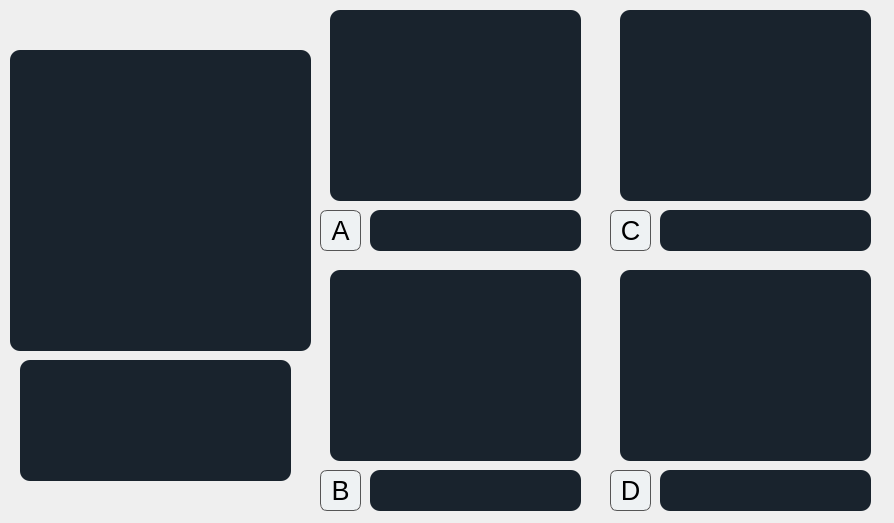
Old version of the form DISENOS/modRespMultiplesImagen100_d.ui in the repository ronihdzz/DisenadorPreguntas.
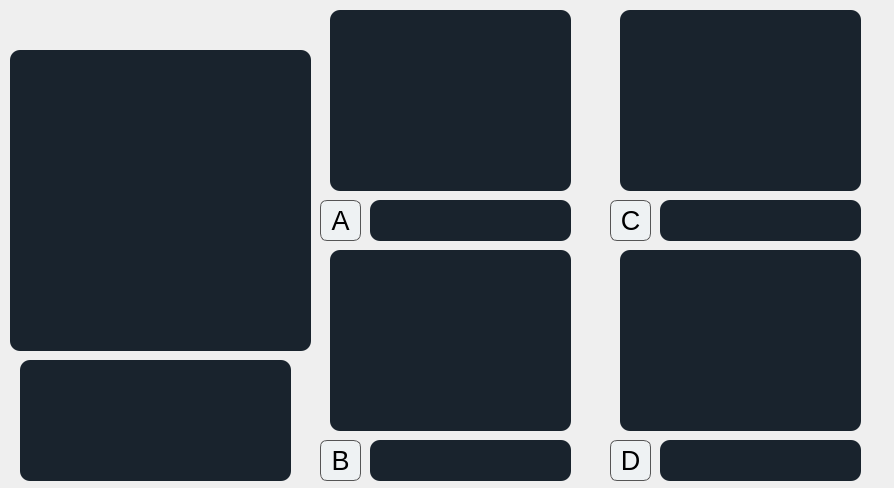
New version of the form.

```diff
--- a/DISENOS/modRespMultiplesImagen100_d.ui
+++ b/DISENOS/modRespMultiplesImagen100_d.ui
@@ -7,7 +7,7 @@
     <x>0</x>
     <y>0</y>
     <width>894</width>
-    <height>523</height>
+    <height>488</height>
    </rect>
   </property>
   <property name="windowTitle">
@@ -60,8 +60,8 @@
    <property name="geometry">
     <rect>
      <x>370</x>
-     <y>210</y>
-     <width>211</width>
+     <y>200</y>
+     <width>201</width>
      <height>41</height>
     </rect>
    </property>
@@ -80,7 +80,7 @@
    <property name="geometry">
     <rect>
      <x>320</x>
-     <y>210</y>
+     <y>200</y>
      <width>41</width>
      <height>41</height>
     </rect>
@@ -104,8 +104,8 @@
     <rect>
      <x>330</x>
      <y>10</y>
-     <width>251</width>
-     <height>191</height>
+     <width>241</width>
+     <height>181</height>
     </rect>
    </property>
    <property name="styleSheet">
@@ -127,8 +127,8 @@
     <rect>
      <x>620</x>
      <y>10</y>
-     <width>251</width>
-     <height>191</height>
+     <width>241</width>
+     <height>181</height>
     </rect>
    </property>
    <property name="styleSheet">
@@ -149,7 +149,7 @@
    <property name="geometry">
     <rect>
      <x>610</x>
-     <y>210</y>
+     <y>200</y>
      <width>41</width>
      <height>41</height>
     </rect>
@@ -172,8 +172,8 @@
    <property name="geometry">
     <rect>
      <x>660</x>
-     <y>210</y>
-     <width>211</width>
+     <y>200</y>
+     <width>201</width>
      <height>41</height>
     </rect>
    </property>
@@ -192,9 +192,9 @@
    <property name="geometry">
     <rect>
      <x>330</x>
-     <y>270</y>
-     <width>251</width>
-     <height>191</height>
+     <y>250</y>
+     <width>241</width>
+     <height>181</height>
     </rect>
    </property>
    <property name="styleSheet">
@@ -215,7 +215,7 @@
    <property name="geometry">
     <rect>
      <x>320</x>
-     <y>470</y>
+     <y>440</y>
      <width>41</width>
      <height>41</height>
     </rect>
@@ -238,8 +238,8 @@
    <property name="geometry">
     <rect>
      <x>370</x>
-     <y>470</y>
-     <width>211</width>
+     <y>440</y>
+     <width>201</width>
      <height>41</height>
     </rect>
    </property>
@@ -258,9 +258,9 @@
    <property name="geometry">
     <rect>
      <x>620</x>
-     <y>270</y>
-     <width>251</width>
-     <height>191</height>
+     <y>250</y>
+     <width>241</width>
+     <height>181</height>
     </rect>
    </property>
    <property name="styleSheet">
@@ -281,7 +281,7 @@
    <property name="geometry">
     <rect>
      <x>610</x>
-     <y>470</y>
+     <y>440</y>
      <width>41</width>
      <height>41</height>
     </rect>
@@ -304,8 +304,8 @@
    <property name="geometry">
     <rect>
      <x>660</x>
-     <y>470</y>
-     <width>211</width>
+     <y>440</y>
+     <width>201</width>
      <height>41</height>
     </rect>
    </property>
```
